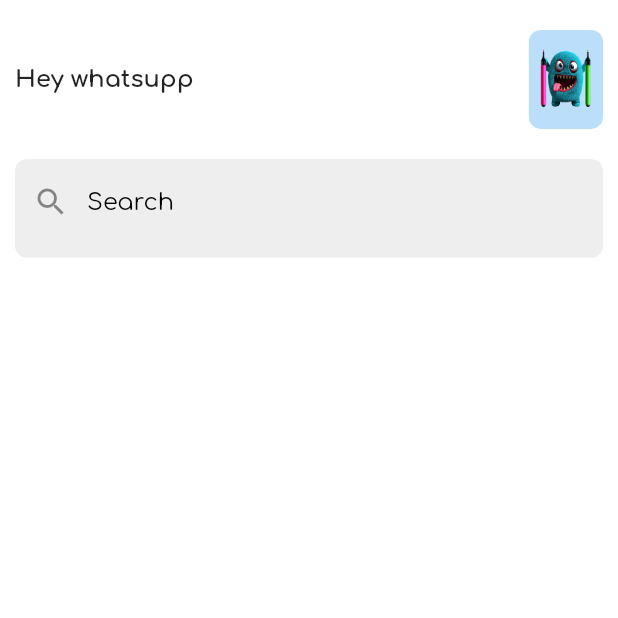
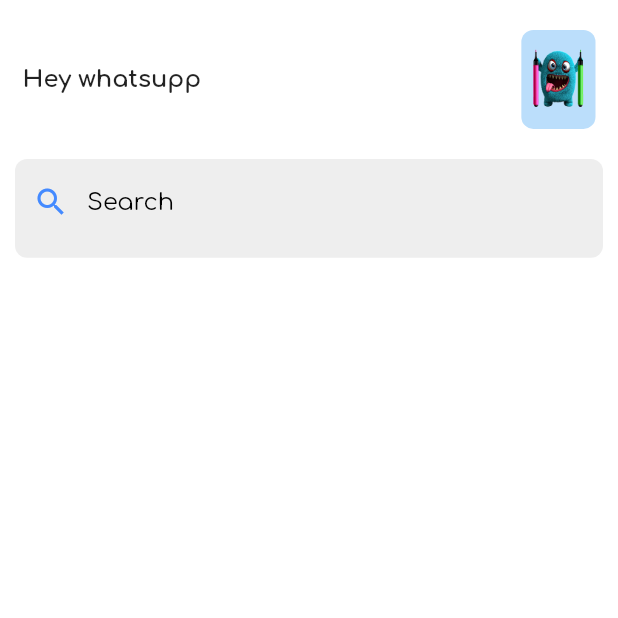
Before and after one commit to erdemgocen44/todo-app, a Flutter app: the screen it shows after launch, on a phone screen of 412 x 824 dp, the top half of it. Run offline on Flutter 3.47's test engine with Material 2 defaults, Android fonts, the phone set to English and light mode, and no system bars.

Commit message:
searchbar tamamlandı

```diff
--- a/lib/Pages/components/custom_appbar.dart
+++ b/lib/Pages/components/custom_appbar.dart
@@ -10,7 +10,7 @@ class CustomAppBarWidget extends StatelessWidget {
     return Padding(
       padding: const EdgeInsets.symmetric(
         vertical: 20,
-        horizontal: 10,
+        horizontal: 15,
       ),
       child: Row(
         mainAxisAlignment: MainAxisAlignment.spaceBetween,
--- a/lib/Pages/components/searchbar_widget.dart
+++ b/lib/Pages/components/searchbar_widget.dart
@@ -17,7 +17,10 @@ class SearchBarWidget extends StatelessWidget {
         ),
         child: TextFormField(
           decoration: const InputDecoration(
-            prefixIcon: Icon(Icons.search),
+            prefixIcon: Icon(
+              Icons.search,
+              color: Colors.blueAccent,
+            ),
             hintText: "Search",
             hintStyle: TextStyle(
               color: Colors.black,
```
